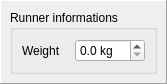
Above: running/src/views/popupviews/runnerinfopopupview.ui from electri/running before the change. Below: the same form after it.
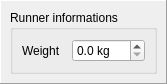
That is the form after the change.

What changed in the file:
```diff
--- a/running/src/views/popupviews/runnerinfopopupview.ui
+++ b/running/src/views/popupviews/runnerinfopopupview.ui
@@ -1,12 +1,12 @@
 <ui version="4.0" >
  <class>RunnerInfoPopupView</class>
- <widget class="QWidget" name="RunnerInfoPopupView" >
-  <property name="geometry" >
+ <widget class="QWidget" name="RunnerInfoPopupView">
+  <property name="geometry">
    <rect>
     <x>0</x>
     <y>0</y>
     <width>167</width>
-    <height>82</height>
+    <height>84</height>
    </rect>
   </property>
   <property name="windowTitle" >
@@ -63,8 +63,8 @@
              <property name="decimals" >
               <number>1</number>
              </property>
-             <property name="maximum" >
-              <double>99.000000000000000</double>
+             <property name="maximum">
+              <double>999.000000000000000</double>
              </property>
              <property name="singleStep" >
               <double>0.500000000000000</double>
```
Left out of the diff: 53 changed lines with no effect on the pictures.
